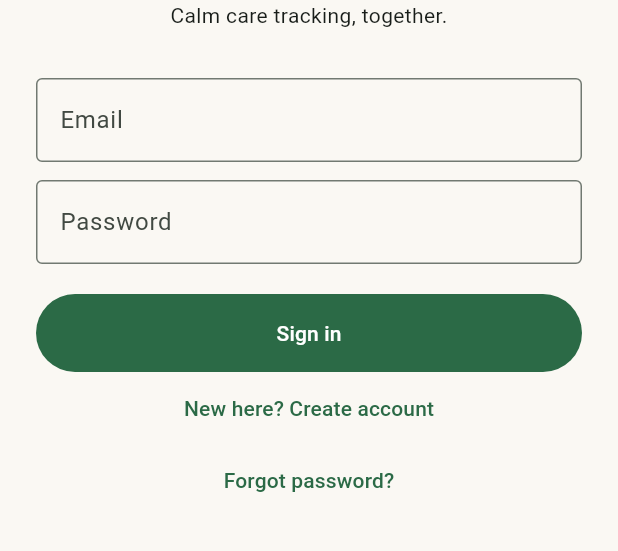
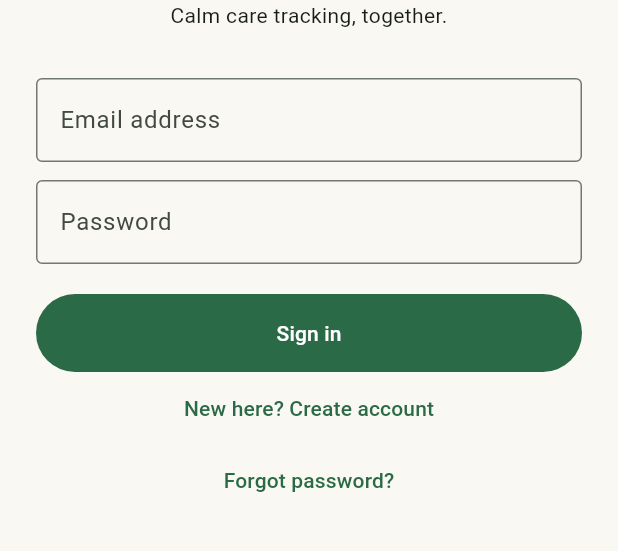
Before and after one commit to RyanLouw/BabbyApp, a Flutter app: the screen it shows after launch, on a phone screen of 412 x 824 dp, the part 450-1001 px from its top. Run offline on Flutter 3.47's test engine with Material 3 defaults, Android fonts, the phone set to English and light mode, and no system bars; our stand-ins replace cloud_firestore, firebase_auth, firebase_core, flutter_riverpod, go_router, shared_preferences; accounts and stored records are empty.

Commit message:
Validate authentication input and errors

```diff
--- a/untitled/lib/features/auth/presentation/auth_screen.dart
+++ b/untitled/lib/features/auth/presentation/auth_screen.dart
@@ -1,19 +1,227 @@
+import 'package:firebase_auth/firebase_auth.dart';
 import 'package:flutter/material.dart';
 import 'package:flutter_riverpod/flutter_riverpod.dart';
 import 'package:go_router/go_router.dart';
+
 import '../../../core/providers.dart';
-class AuthScreen extends ConsumerStatefulWidget { const AuthScreen({super.key}); @override ConsumerState<AuthScreen> createState() => _AuthScreenState(); }
+
+class AuthScreen extends ConsumerStatefulWidget {
+  const AuthScreen({super.key});
+
+  @override
+  ConsumerState<AuthScreen> createState() => _AuthScreenState();
+}
+
 class _AuthScreenState extends ConsumerState<AuthScreen> {
-  final email = TextEditingController(), password = TextEditingController(); bool register = false, busy = false; String? error;
-  @override void dispose() { email.dispose(); password.dispose(); super.dispose(); }
-  Future<void> submit() async { setState(() {busy=true; error=null;}); try { final repo=ref.read(authRepositoryProvider); if(register) { await repo.register(email.text,password.text); } else { await repo.signIn(email.text,password.text); } if(mounted) context.go('/home'); } on Exception { setState(() => error='We could not sign you in. Check your details and try again.'); } finally {if(mounted)setState(()=>busy=false);} }
-  @override Widget build(context) => Scaffold(body: SafeArea(child: Center(child: SingleChildScrollView(padding: const EdgeInsets.all(24), child: ConstrainedBox(constraints: const BoxConstraints(maxWidth: 420), child: Column(crossAxisAlignment: CrossAxisAlignment.stretch, children: [
-    Icon(Icons.child_friendly, size: 64, color: Theme.of(context).colorScheme.primary), const SizedBox(height: 16), Text('Babby Care', style: Theme.of(context).textTheme.headlineLarge, textAlign: TextAlign.center), const Text('Calm care tracking, together.', textAlign: TextAlign.center), const SizedBox(height: 32),
-    TextField(controller: email, keyboardType: TextInputType.emailAddress, autofillHints: const [AutofillHints.email], decoration: const InputDecoration(labelText:'Email')),
-    const SizedBox(height: 12), TextField(controller: password, obscureText: true, decoration: const InputDecoration(labelText:'Password')),
-    if(error!=null) Padding(padding: const EdgeInsets.only(top:12),child:Text(error!, style: TextStyle(color:Theme.of(context).colorScheme.error))), const SizedBox(height: 20),
-    FilledButton(onPressed: busy?null:submit, child: busy?const SizedBox.square(dimension:24,child:CircularProgressIndicator()):Text(register?'Create account':'Sign in')),
-    TextButton(onPressed: ()=>setState(()=>register=!register), child: Text(register?'Already have an account? Sign in':'New here? Create account')),
-    TextButton(onPressed: ()=>ref.read(authRepositoryProvider).reset(email.text), child: const Text('Forgot password?')),
-  ]))))));
+  final _formKey = GlobalKey<FormState>();
+  final _displayName = TextEditingController();
+  final _email = TextEditingController();
+  final _password = TextEditingController();
+
+  bool _registering = false;
+  bool _busy = false;
+  String? _error;
+
+  @override
+  void dispose() {
+    _displayName.dispose();
+    _email.dispose();
+    _password.dispose();
+    super.dispose();
+  }
+
+  String? _validateEmail(String? value) {
+    final email = value?.trim() ?? '';
+    if (email.isEmpty) return 'Enter your email address.';
+    final at = email.indexOf('@');
+    final dot = email.lastIndexOf('.');
+    if (at <= 0 || dot <= at + 1 || dot == email.length - 1) {
+      return 'Enter a complete email, such as ryan@example.com.';
+    }
+    return null;
+  }
+
+  String? _validatePassword(String? value) {
+    if ((value ?? '').length < 6) {
+      return 'Use at least 6 characters.';
+    }
+    return null;
+  }
+
+  Future<void> _submit() async {
+    FocusScope.of(context).unfocus();
+    if (!_formKey.currentState!.validate()) return;
+
+    setState(() {
+      _busy = true;
+      _error = null;
+    });
+
+    try {
+      final repository = ref.read(authRepositoryProvider);
+      if (_registering) {
+        await repository.register(
+          _email.text,
+          _password.text,
+          displayName: _displayName.text,
+        );
+      } else {
+        await repository.signIn(_email.text, _password.text);
+      }
+      if (mounted) context.go('/home');
+    } on FirebaseAuthException catch (exception) {
+      if (mounted) setState(() => _error = _messageFor(exception.code));
+    } on Exception {
+      if (mounted) {
+        setState(() => _error = 'Something went wrong. Please try again.');
+      }
+    } finally {
+      if (mounted) setState(() => _busy = false);
+    }
+  }
+
+  Future<void> _sendReset() async {
+    final emailError = _validateEmail(_email.text);
+    if (emailError != null) {
+      setState(() => _error = emailError);
+      return;
+    }
+    try {
+      await ref.read(authRepositoryProvider).reset(_email.text);
+      if (mounted) {
+        ScaffoldMessenger.of(context).showSnackBar(
+          const SnackBar(content: Text('Password reset email sent.')),
+        );
+      }
+    } on FirebaseAuthException catch (exception) {
+      if (mounted) setState(() => _error = _messageFor(exception.code));
+    }
+  }
+
+  String _messageFor(String code) => switch (code) {
+        'invalid-email' => 'Enter a valid email address.',
+        'email-already-in-use' => 'An account already uses this email.',
+        'weak-password' => 'Choose a stronger password with at least 6 characters.',
+        'user-not-found' || 'wrong-password' || 'invalid-credential' =>
+          'The email or password is incorrect.',
+        'network-request-failed' =>
+          'You appear to be offline. Connect once to sign in or register.',
+        'operation-not-allowed' =>
+          'Email/password sign-in is not enabled for this Firebase project.',
+        'too-many-requests' => 'Too many attempts. Wait a moment and try again.',
+        _ => 'We could not complete that request. Please try again.',
+      };
+
+  @override
+  Widget build(BuildContext context) {
+    return Scaffold(
+      body: SafeArea(
+        child: Center(
+          child: SingleChildScrollView(
+            padding: const EdgeInsets.all(24),
+            child: ConstrainedBox(
+              constraints: const BoxConstraints(maxWidth: 420),
+              child: Form(
+                key: _formKey,
+                child: Column(
+                  crossAxisAlignment: CrossAxisAlignment.stretch,
+                  children: [
+                    Icon(
+                      Icons.child_friendly,
+                      size: 64,
+                      color: Theme.of(context).colorScheme.primary,
+                    ),
+                    const SizedBox(height: 16),
+                    Text(
+                      'Babby Care',
+                      style: Theme.of(context).textTheme.headlineLarge,
+                      textAlign: TextAlign.center,
+                    ),
+                    const Text(
+                      'Calm care tracking, together.',
+                      textAlign: TextAlign.center,
+                    ),
+                    const SizedBox(height: 32),
+                    if (_registering) ...[
+                      TextFormField(
+                        controller: _displayName,
+                        textCapitalization: TextCapitalization.words,
+                        autofillHints: const [AutofillHints.name],
+                        decoration: const InputDecoration(
+                          labelText: 'Your name',
+                          hintText: 'Ryan',
+                        ),
+                        validator: (value) => (value?.trim().isEmpty ?? true)
+                            ? 'Enter your name.'
+                            : null,
+                      ),
+                      const SizedBox(height: 12),
+                    ],
+                    TextFormField(
+                      controller: _email,
+                      keyboardType: TextInputType.emailAddress,
+                      autocorrect: false,
+                      autofillHints: const [AutofillHints.email],
+                      decoration: const InputDecoration(
+                        labelText: 'Email address',
+                        hintText: 'ryan@example.com',
+                      ),
+                      validator: _validateEmail,
+                    ),
+                    const SizedBox(height: 12),
+                    TextFormField(
+                      controller: _password,
+                      obscureText: true,
+                      autofillHints: const [AutofillHints.password],
+                      decoration: const InputDecoration(labelText: 'Password'),
+                      validator: _validatePassword,
+                      onFieldSubmitted: (_) => _busy ? null : _submit(),
+                    ),
+                    if (_error != null)
+                      Padding(
+                        padding: const EdgeInsets.only(top: 12),
+                        child: Text(
+                          _error!,
+                          style: TextStyle(
+                            color: Theme.of(context).colorScheme.error,
+                          ),
+                        ),
+                      ),
+                    const SizedBox(height: 20),
+                    FilledButton(
+                      onPressed: _busy ? null : _submit,
+                      child: _busy
+                          ? const SizedBox.square(
+                              dimension: 24,
+                              child: CircularProgressIndicator(),
+                            )
+                          : Text(_registering ? 'Create account' : 'Sign in'),
+                    ),
+                    TextButton(
+                      onPressed: _busy
+                          ? null
+                          : () => setState(() {
+                              _registering = !_registering;
+                              _error = null;
+                            }),
+                      child: Text(
+                        _registering
+                            ? 'Already have an account? Sign in'
+                            : 'New here? Create account',
+                      ),
+                    ),
+                    if (!_registering)
+                      TextButton(
+                        onPressed: _busy ? null : _sendReset,
+                        child: const Text('Forgot password?'),
+                      ),
+                  ],
+                ),
+              ),
+            ),
+          ),
+        ),
+      ),
+    );
+  }
 }
```
Also changed, not shown: untitled/lib/features/auth/data/auth_repository.dart (+7 -1 lines), 2 other files.
